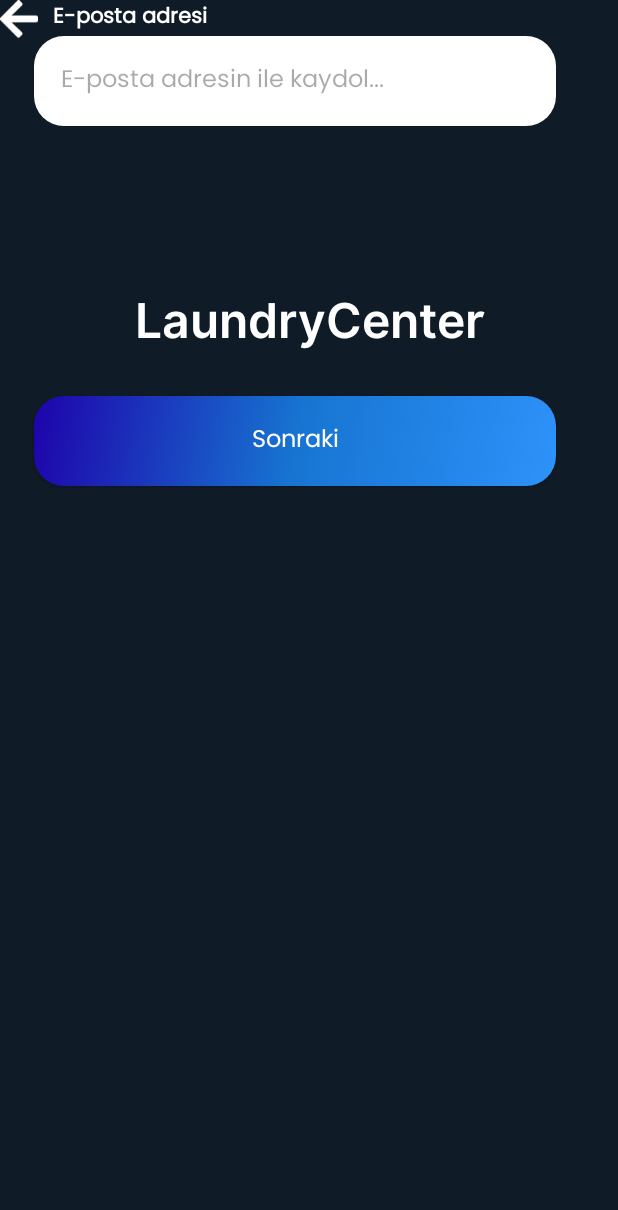
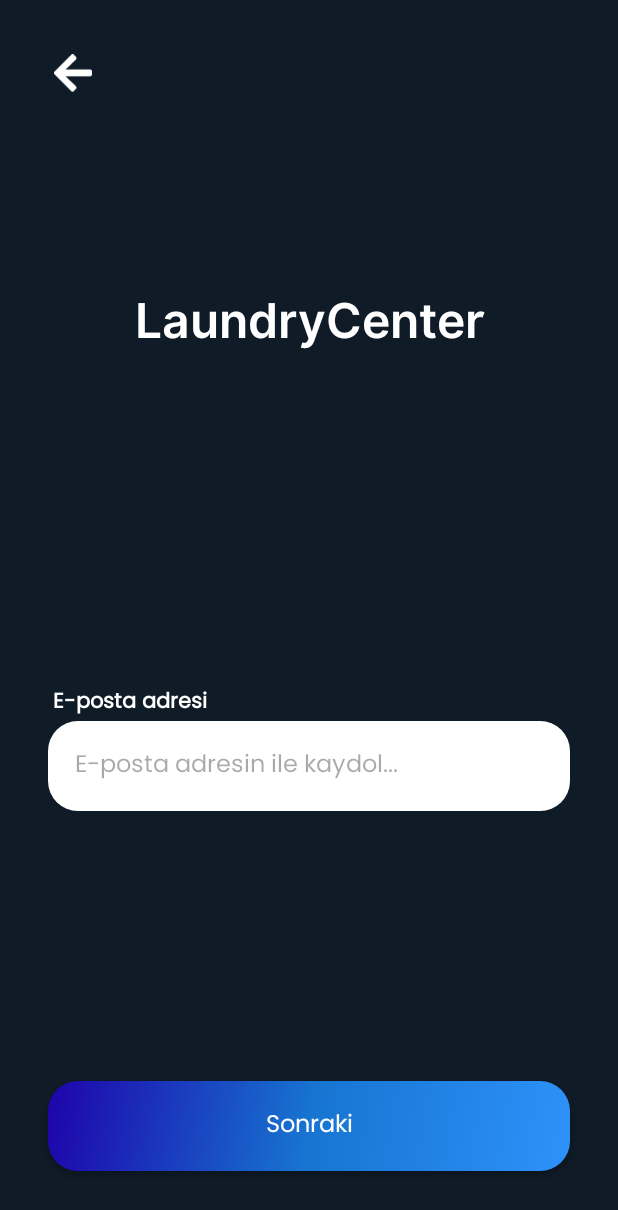
Before and after one commit to alpermelkeli/LaundryCenter, an Android app: the fragment RegisterEmailFragment shown on its own in the app's theme, on a phone screen of 412 x 824 dp. Shown: the top 1210 px of the screen. Run offline under Robolectric (Android 15) with nearby library versions, the phone set to English and light mode, and no system bars.

Commit message:
fragment_register_email.xml küçük düzenlemeler ve backbuttona id eklenip constraint verildi. User giriş yapması için checkUser fonskiyonu ve uygulama içerisinde mevcut kullanıcının verilerini almak için getUser fonksiyonu eklendi.

```diff
--- a/app/src/main/res/layout/fragment_register_email.xml
+++ b/app/src/main/res/layout/fragment_register_email.xml
@@ -29,25 +29,23 @@
 
 
         <LinearLayout
-            android:layout_width="393dp"
+            android:layout_width="match_parent"
             android:layout_height="367dp"
             android:orientation="vertical"
+            app:layout_constraintBottom_toBottomOf="parent"
             app:layout_constraintEnd_toEndOf="parent"
             app:layout_constraintHorizontal_bias="0.0"
-            app:layout_constraintStart_toStartOf="parent"
-            tools:layout_editor_absoluteY="358dp">
-
-
+            app:layout_constraintStart_toStartOf="parent">
 
             <TextView
                 android:id="@+id/textView2"
                 android:layout_width="150dp"
                 android:layout_height="wrap_content"
+                android:layout_marginStart="35dp"
                 android:fontFamily="@font/poppins_regular"
                 android:text="E-posta adresi"
                 android:textColor="@color/white"
-                android:textStyle="bold"
-                android:layout_marginStart="35dp"/>
+                android:textStyle="bold" />
 
             <EditText
                 android:id="@+id/registerEmailInput"
@@ -55,14 +53,14 @@
                 android:layout_height="60dp"
                 android:layout_gravity="center"
                 android:layout_marginTop="0dp"
+                android:background="@drawable/login_button_background"
+                android:fontFamily="@font/poppins_regular"
                 android:hint="E-posta adresin ile kaydol..."
                 android:inputType="textEmailAddress"
-                android:background="@drawable/login_button_background"
-                android:fontFamily="@font/poppins_regular"
+                android:paddingStart="18dp"
                 android:textAllCaps="false"
                 android:textColor="@color/black"
-                android:textSize="16dp"
-                android:paddingStart="18dp"/>
+                android:textSize="16dp" />
 
 
             <androidx.appcompat.widget.AppCompatButton
@@ -88,11 +86,14 @@
         </LinearLayout>
 
         <ImageView
+            android:id="@+id/emailPageBackButton"
             android:layout_width="25dp"
             android:layout_height="25dp"
+            android:layout_marginStart="36dp"
+            android:layout_marginTop="36dp"
             android:src="@drawable/back_button"
-            tools:layout_editor_absoluteX="40dp"
-            tools:layout_editor_absoluteY="59dp" />
+            app:layout_constraintStart_toStartOf="parent"
+            app:layout_constraintTop_toTopOf="parent" />
 
 
     </androidx.constraintlayout.widget.ConstraintLayout>
```
Also changed, not shown: app/src/main/java/com/alpermelkeli/laundrycenter/model/User.java (+0 -8 lines), app/src/main/java/com/alpermelkeli/laundrycenter/repository/UserRepository.java (+38 -11 lines), app/src/main/java/com/alpermelkeli/laundrycenter/viewmodel/UserViewModel.java (+21 -3 lines).
